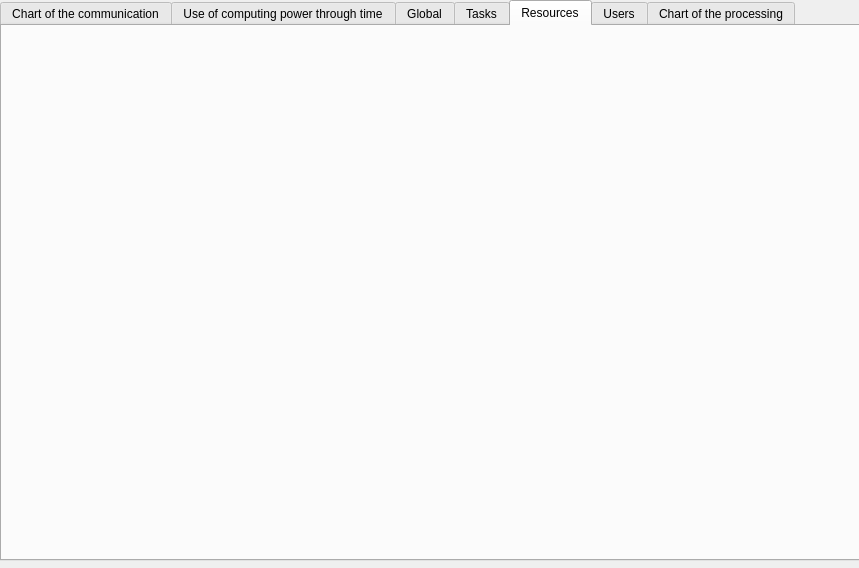
Before: the Qt Designer form forms/simulation.ui in gspd-unesp/ispd-exa-gui, drawn with Qt 5.
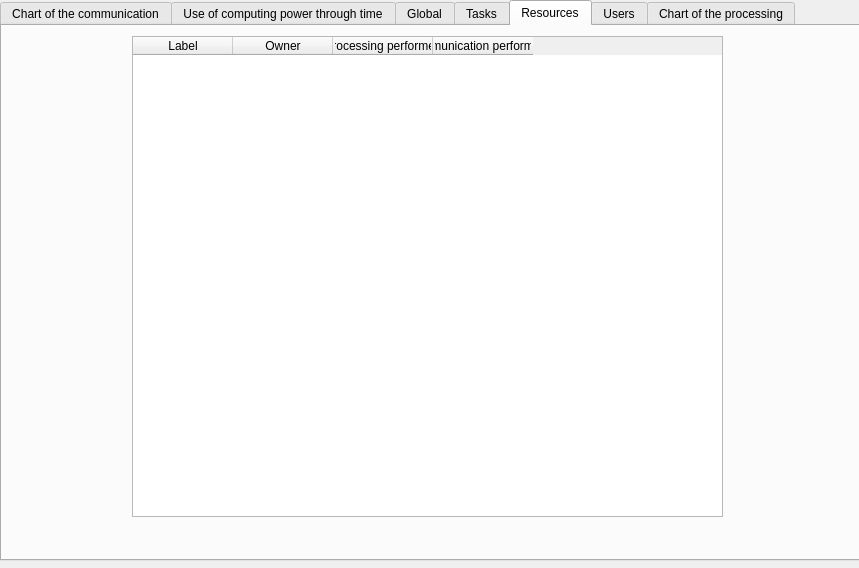
After: the same form once the commit is applied. The open tabs and pages were chosen to show the change.

The edit to the form file:
```diff
--- a/forms/simulation.ui
+++ b/forms/simulation.ui
@@ -73,6 +73,36 @@
     <attribute name="title">
      <string>Resources</string>
     </attribute>
+    <widget class="QTableWidget" name="tableWidget">
+     <property name="geometry">
+      <rect>
+       <x>130</x>
+       <y>10</y>
+       <width>591</width>
+       <height>481</height>
+      </rect>
+     </property>
+     <column>
+      <property name="text">
+       <string>Label</string>
+      </property>
+     </column>
+     <column>
+      <property name="text">
+       <string>Owner</string>
+      </property>
+     </column>
+     <column>
+      <property name="text">
+       <string>Processing performed</string>
+      </property>
+     </column>
+     <column>
+      <property name="text">
+       <string>Communication performance</string>
+      </property>
+     </column>
+    </widget>
    </widget>
    <widget class="QWidget" name="tab_5">
     <attribute name="title">
```
Left out of the diff: 80 changed lines with no effect on the pictures.
